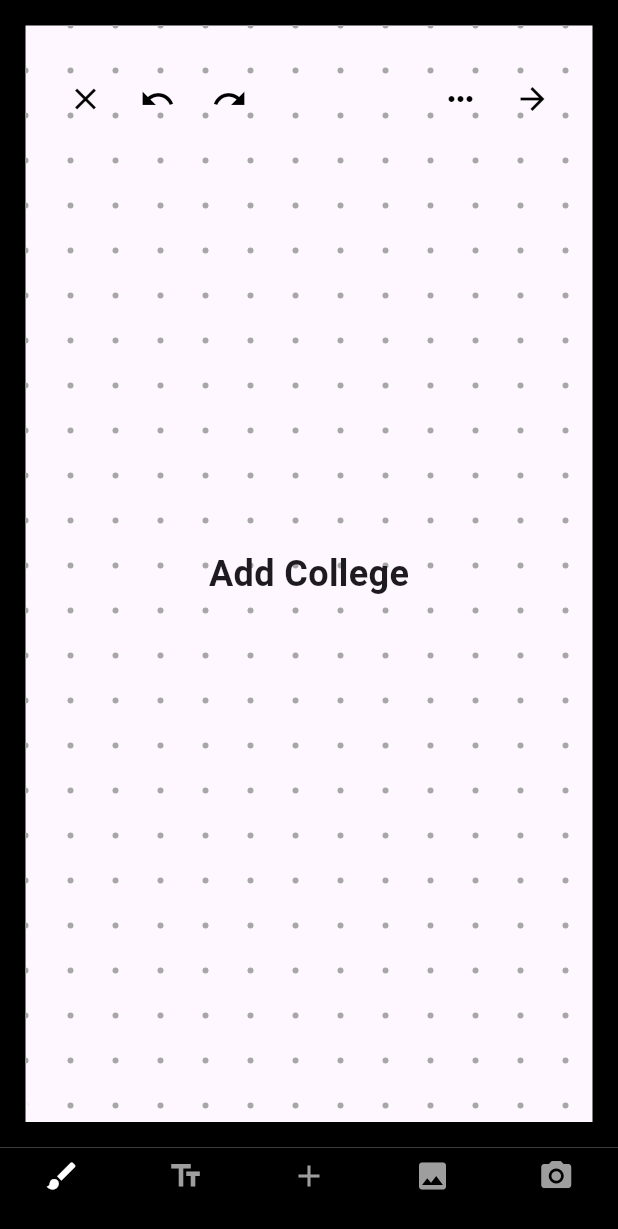
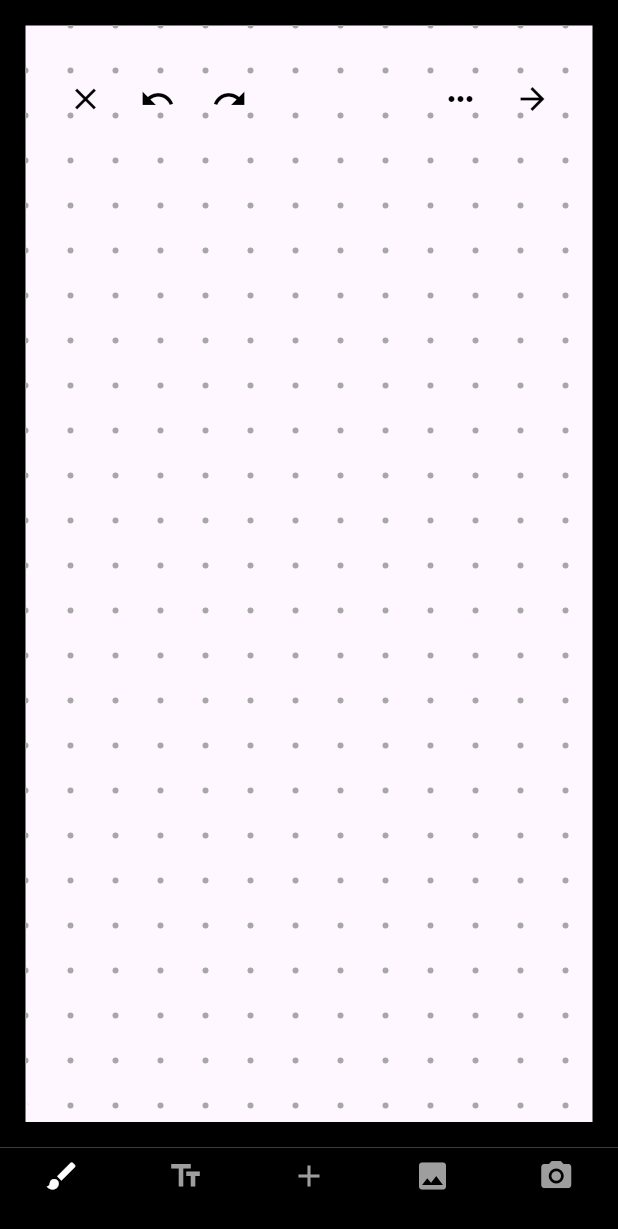
Before and after one commit to TnsaeANS/Pinterest_Flutter, a Flutter app: the AddCollegeScreen screen opened directly, after a tap on the "undo" icon, on a phone screen of 412 x 824 dp. Shown: the top 1229 px of the screen. Run offline on Flutter 3.47's test engine with Material 3 defaults, Android fonts, the phone set to English and light mode, and no system bars.

Commit message:
fixed minor  errors

```diff
--- a/lib/pages/add/add_college.dart
+++ b/lib/pages/add/add_college.dart
@@ -1,5 +1,12 @@
 import 'package:flutter/material.dart';
 import 'package:pinterest_flutter/pages/add/text.dart';
+
+enum PenType {
+  pencil,
+  brush,
+  pen,
+}
+
 class AddCollegeScreen extends StatefulWidget {
   const AddCollegeScreen({super.key});
 
@@ -12,6 +19,7 @@ class _AddCollegeScreenState extends State<AddCollegeScreen> {
   final List<Path> _redoStack = []; // Stores paths for redo
   Color _selectedColor = Colors.black; // Default pen color
   double _penStrokeWidth = 4.0; // Default pen stroke width
+  PenType? _selectedPenType; // Selected pen type
 
   @override
   Widget build(BuildContext context) {
@@ -109,9 +117,7 @@ class _AddCollegeScreenState extends State<AddCollegeScreen> {
                             IconButton(
                               icon: const Icon(Icons.more_horiz,
                                   color: Colors.black),
-                              onPressed: () {
-                                // Options functionality
-                              },
+                              onPressed: _showPenOptions,
                             ),
                             IconButton(
                               icon: const Icon(Icons.arrow_forward,
@@ -126,13 +132,6 @@ class _AddCollegeScreenState extends State<AddCollegeScreen> {
                     ),
                   ),
                   // Center Content
-                  Center(
-                    child: Text(
-                      'Add College',
-                      style:
-                          TextStyle(fontSize: 24, fontWeight: FontWeight.bold),
-                    ),
-                  ),
                 ],
               ),
             ),
@@ -168,8 +167,9 @@ class _AddCollegeScreenState extends State<AddCollegeScreen> {
           ),
         ],
         onTap: (index) {
-    if (index == 1) {
-      // Navigate to the Text Editor screen when 'Text Icon' is tapped
+          if (index == 0) {
+            _showPenOptions(); // Call the method to show the options
+          } else if (index == 1) {
             Navigator.push(
               context,
               MaterialPageRoute(builder: (context) => TextEditorScreen()),
@@ -178,10 +178,24 @@ class _AddCollegeScreenState extends State<AddCollegeScreen> {
           // Handle other index cases if needed
         },
       ),
-
     );
   }
 
+  // Change Pen Type
+  void _changePenType(PenType type) {
+    setState(() {
+      _selectedPenType = type;
+    });
+  }
+
+  // Change Pen Color
+  void _changePenColor(Color color) {
+    setState(() {
+      _selectedColor = color;
+    });
+  }
+
+  // Undo the last path
   void _undo() {
     if (_paths.isNotEmpty) {
       setState(() {
@@ -191,6 +205,7 @@ class _AddCollegeScreenState extends State<AddCollegeScreen> {
     }
   }
 
+  // Redo the last undone path
   void _redo() {
     if (_redoStack.isNotEmpty) {
       setState(() {
@@ -200,11 +215,12 @@ class _AddCollegeScreenState extends State<AddCollegeScreen> {
     }
   }
 
+  // Show Pen Options
   void _showPenOptions() {
     showModalBottomSheet(
       context: context,
       builder: (context) => Container(
-        height: 200,
+        height: 250,
         padding: const EdgeInsets.all(16),
         child: Column(
           children: [
@@ -229,6 +245,24 @@ class _AddCollegeScreenState extends State<AddCollegeScreen> {
                 ),
               ],
             ),
+            const SizedBox(height: 16),
+            Row(
+              mainAxisAlignment: MainAxisAlignment.spaceEvenly,
+              children: PenType.values.map((penType) {
+                return GestureDetector(
+                  onTap: () => _changePenType(penType),
+                  child: Column(
+                    children: [
+                      Icon(
+                        _getPenIcon(penType),
+                        size: 36.0,
+                      ),
+                      Text(penType.name.toUpperCase()),
+                    ],
+                  ),
+                );
+              }).toList(),
+            ),
             Slider(
               value: _penStrokeWidth,
               min: 2.0,
@@ -245,11 +279,17 @@ class _AddCollegeScreenState extends State<AddCollegeScreen> {
     );
   }
 
-  void _changePenColor(Color color) {
-    setState(() {
-      _selectedColor = color;
-    });
-    Navigator.pop(context); // Close the bottom sheet
+  IconData _getPenIcon(PenType penType) {
+    switch (penType) {
+      case PenType.brush:
+        return Icons.brush;// Brush icon
+      case PenType.pencil:
+        return Icons.edit; // Pencil icon
+      case PenType.pen:
+        return Icons.edit; // Pen icon
+      default:
+        return Icons.create; // Default icon
+    }
   }
 }
 
@@ -282,6 +322,7 @@ class DottedBackgroundPainter extends CustomPainter {
   }
 }
 
+// Custom Painter for Drawing
 class DrawingPainter extends CustomPainter {
   final List<Path> paths;
   final Color color;
```
Also changed, not shown: lib/pages/add/text.dart (+19 -2 lines). Lines whose indentation alone changed are shown as unchanged.
